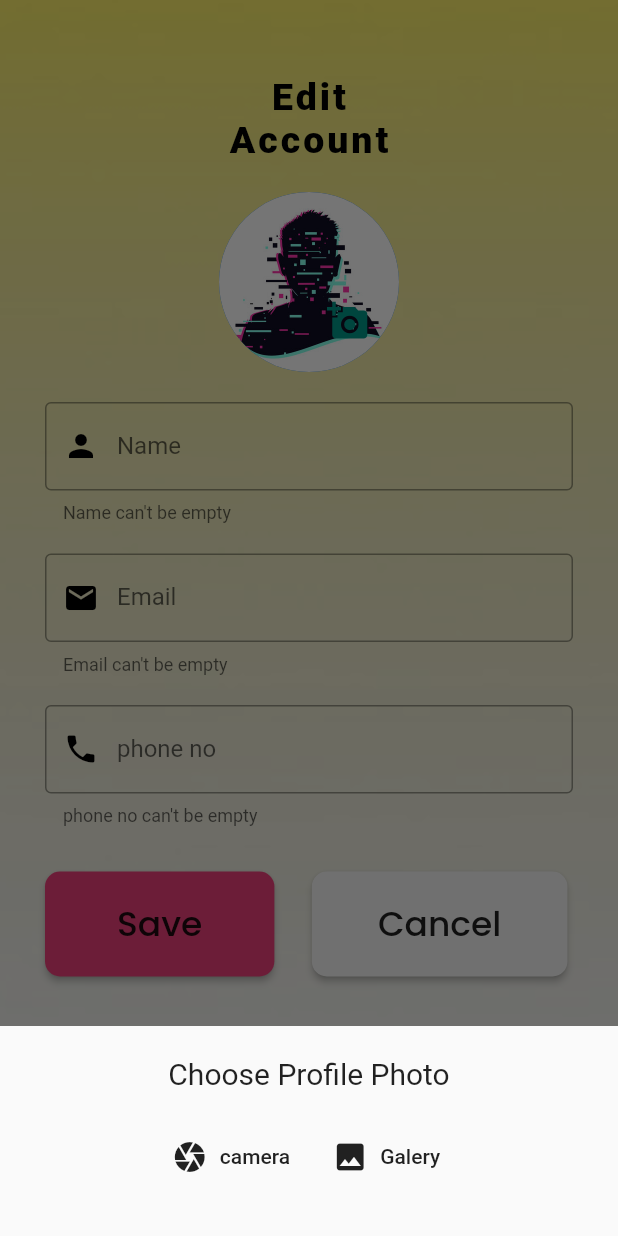
After one commit to Project-Airway/Flutter-Airway, a Flutter app: the Editprofile screen opened directly, after a tap on the "add a photo" icon, on a phone screen of 412 x 824 dp. The commit adds this screen. Run offline on Flutter 3.47's test engine with Material 2 defaults, Android fonts, the phone set to English and light mode, and no system bars; our stand-ins replace concentric_transition, image_picker.

Commit message:
Added Image in Onboard2 and Added Edit_profile page

```diff
--- /dev/null
+++ b/lib/Pages/Edit_profile.dart
@@ -0,0 +1,274 @@
+import 'dart:io';
+import 'package:flutter/cupertino.dart';
+import 'package:flutter/material.dart';
+import 'package:image_picker/image_picker.dart';
+void main()=>runApp(MaterialApp(
+    home:Editprofile()
+));
+class Editprofile extends StatefulWidget {
+
+  @override
+  _EditprofileState createState() => _EditprofileState();
+}
+
+class _EditprofileState extends State<Editprofile> {
+  late PickedFile _imageFile;
+  final ImagePicker _picker = ImagePicker();
+  @override
+  Widget build(BuildContext context) {
+    return Scaffold(
+      resizeToAvoidBottomInset: false,
+      body:Container(
+        decoration: BoxDecoration(
+          image: DecorationImage(
+            image:AssetImage('assets/6.jpeg') ,
+            fit:BoxFit.cover,
+          ),
+        ),
+
+        padding:EdgeInsets.symmetric(horizontal: 30,vertical: 30),
+        child: Column(
+            crossAxisAlignment: CrossAxisAlignment.center,
+            children: [
+              SizedBox(height: 20.0,),
+              Text(
+                'Edit',
+                style: TextStyle(
+                  fontSize: 25.0,
+                  fontWeight: FontWeight.w900,
+                  color:Colors.black,
+                  letterSpacing: 2.0,
+                ),
+              ),
+              Text(
+                'Account',
+                style: TextStyle(
+                  fontSize: 25.0,
+                  fontWeight: FontWeight.w900,
+                  color:Colors.black,
+                  letterSpacing: 2.0,
+                ),
+              ),
+              SizedBox(height: 20,),
+              imageProfile(),
+              SizedBox(height: 20,),
+              nameTextField(),
+              SizedBox(height: 20),
+              EmailTextField(),
+              SizedBox(height: 20),
+              phonenoTextField(),
+              SizedBox(height:30),
+              Row(
+                children: [
+                  SizedBox(height: 20.0,),
+                  Column(
+                    crossAxisAlignment: CrossAxisAlignment.start,
+                    children: [
+                      RaisedButton(
+                        child: Padding(
+                          padding: const EdgeInsets.fromLTRB(32,18,32,18),
+                          child: Text('Save',
+                            style: TextStyle(
+                              fontSize: 23,
+                              fontFamily: 'poppins',
+                              fontWeight: FontWeight.w500,
+                            ),
+                            textAlign: TextAlign.center,),
+                        ),
+                        color:Colors.pink[400],
+
+                        onPressed: () {
+
+                        },
+                        shape: RoundedRectangleBorder(
+                            borderRadius: BorderRadius.circular(10)),
+                      )
+                    ],
+                  ),
+                  Row(
+                    crossAxisAlignment: CrossAxisAlignment.start,
+                    children: [
+                      SizedBox(width:25.0,),
+                      RaisedButton(
+                        child: Padding(
+                          padding: const EdgeInsets.fromLTRB(28,18,28,18),
+                          child: Text('Cancel',
+                            style: TextStyle(
+                              fontSize: 23,
+                              fontFamily: 'poppins',
+                              fontWeight: FontWeight.w500,
+                            ),
+                            textAlign: TextAlign.center,),
+                        ),
+                        color:Colors.grey[100],
+
+                        onPressed: () {
+
+                        },
+                        shape: RoundedRectangleBorder(
+                            borderRadius: BorderRadius.circular(10)),
+                      )
+                    ],
+                  ),
+                ],
+              ),
+            ]
+        ),
+      ),
+    );
+  }
+  Widget imageProfile(){
+    return Center(
+      child: Stack(
+        children: [
+          CircleAvatar(
+              radius: 60.0,
+              backgroundImage:AssetImage('assets/123.jpg')
+            //backgroundImage:_imageFile==null?
+            //AssetImage('assets/123.jpg'):
+            //FileImage(File(_imageFile.path))
+          ),
+          Positioned(
+            bottom: 20.0,
+            right: 20.0,
+            child: InkWell(
+              onTap: (){
+                showModalBottomSheet(
+                  context: context,
+                  builder:((builder)=>bottomSheet()),
+                );
+              },
+              child:Icon(
+                Icons.add_a_photo,
+                color: Colors.teal,
+                size: 28.0,
+              ),
+            ),
+          ),
+        ],
+      ),
+    );
+  }
+  Widget bottomSheet(){
+    return Container(
+      height: 100.0,
+      width: MediaQuery.of(context).size.width,
+      margin: EdgeInsets.symmetric(
+        horizontal: 20,
+        vertical: 20,
+      ),
+      child: Column(
+        children: [
+          Text(
+            "Choose Profile Photo",
+            style:TextStyle(
+              fontSize: 20.0,
+            ),
+          ),
+          SizedBox(
+            height: 20.0,
+          ),
+          Row(
+            mainAxisAlignment: MainAxisAlignment.center,
+            children: [
+              FlatButton.icon(
+                  onPressed:(){
+                    takephoto(ImageSource.camera);
+                  } ,
+                  icon:Icon(Icons.camera) ,
+                  label: Text('camera')
+              ),
+              FlatButton.icon(
+                  onPressed:(){
+                    takephoto(ImageSource.gallery);
+                  } ,
+                  icon:Icon(Icons.image) ,
+                  label: Text('Galery')
+              ),
+            ],
+          ),
+        ],
+      ),
+    );
+  }
+  void takephoto(ImageSource source) async {
+    final pickedFile = await _picker.getImage(
+      source:source,
+    );
+    setState(() {
+      _imageFile=pickedFile!;
+    });
+  }
+  Widget nameTextField()
+  {
+    return TextFormField(
+      decoration:InputDecoration(
+        border: OutlineInputBorder(
+          borderSide: BorderSide(
+            color:Colors.teal,
+          ),
+        ),
+        focusedBorder: OutlineInputBorder(
+            borderSide: BorderSide(
+              color:Colors.orange,
+              width: 2,
+            )),
+        prefixIcon: Icon(
+          Icons.person,
+          color:Colors.black,
+        ),
+        labelText: "Name",
+        helperText: "Name can't be empty",
+        hintText:"Name",
+      ),
+    );
+  }
+  Widget EmailTextField()
+  {
+    return TextFormField(
+      decoration:InputDecoration(
+        border: OutlineInputBorder(
+          borderSide: BorderSide(
+            color:Colors.teal,
+          ),
+        ),
+        focusedBorder: OutlineInputBorder(
+            borderSide: BorderSide(
+              color:Colors.orange,
+              width: 2,
+            )),
+        prefixIcon: Icon(
+          Icons.email,
+          color:Colors.black,
+        ),
+        labelText: "Email",
+        helperText: "Email can't be empty",
+        hintText:"Email",
+      ),
+    );
+  }
+  Widget phonenoTextField()
+  {
+    return TextFormField(
+      decoration:InputDecoration(
+        border: OutlineInputBorder(
+          borderSide: BorderSide(
+            color:Colors.teal,
+          ),
+        ),
+        focusedBorder: OutlineInputBorder(
+            borderSide: BorderSide(
+              color:Colors.orange,
+              width: 2,
+            )),
+        prefixIcon: Icon(
+          Icons.phone,
+          color:Colors.black,
+        ),
+        labelText: "phone no",
+        helperText: "phone no can't be empty",
+        hintText:"phone no",
+      ),
+    );
+  }
+}
--- a/lib/Pages/User_onboard1.dart
+++ b/lib/Pages/User_onboard1.dart
@@ -9,6 +9,7 @@ class user_onboard1 extends StatelessWidget {
   Widget build(BuildContext context) {
     return SafeArea(
         child: Scaffold(
+          resizeToAvoidBottomInset: false,
           body: Container(
             decoration: new BoxDecoration(
               color: Color.fromRGBO(245, 209, 0, 1),
--- a/lib/Pages/User_onboard2.dart
+++ b/lib/Pages/User_onboard2.dart
@@ -9,25 +9,27 @@ class user_onboard2 extends StatelessWidget {
   Widget build(BuildContext context) {
     return SafeArea(
       child: Scaffold(
+        resizeToAvoidBottomInset: false,
         body: Container(
           decoration: new BoxDecoration(
             color: Color.fromRGBO(245, 209, 0, 1),
           ),
           child: Column(
             children: [
-              SizedBox(height: 30),
+              SizedBox(height: 20),
               Row(
                 crossAxisAlignment: CrossAxisAlignment.start,
                 children: [
                   SizedBox(width: 30),
                   Image.asset('assets/logo.png'),
-                  SizedBox(width: 10),
+                  //SizedBox(width: 10),
+                  Image.asset('assets/img1.png',cacheHeight: 330,cacheWidth:270 ,),
                   // ClipRect(
                   //   child: Image.asset('assets/user_img1.png'),
                   // )
                 ],
               ),
-              SizedBox(height: 70),
+              //SizedBox(height: 10),
 
               Row(
                 mainAxisAlignment: MainAxisAlignment.center,
--- a/lib/Pages/User_onboard3.dart
+++ b/lib/Pages/User_onboard3.dart
@@ -33,7 +33,7 @@ class user_onboard3 extends StatelessWidget {
     return Padding(
       padding: const EdgeInsets.fromLTRB(40.0,20,40,0),
       child: TextFormField(
-        decoration: InputDecoration(labelText: 'Name',
+        decoration: InputDecoration(labelText: 'Email',
           border: OutlineInputBorder(),
           fillColor: Color.fromRGBO(255, 248, 208, 1),
           filled: true,
@@ -54,7 +54,7 @@ class user_onboard3 extends StatelessWidget {
     return Padding(
       padding: const EdgeInsets.fromLTRB(40.0,20,40,0),
       child: TextFormField(
-        decoration: InputDecoration(labelText: 'Name',
+        decoration: InputDecoration(labelText: 'Phone no',
           border: OutlineInputBorder(),
           fillColor: Color.fromRGBO(255, 248, 208, 1),
           filled: true,
@@ -76,6 +76,7 @@ class user_onboard3 extends StatelessWidget {
   Widget build(BuildContext context) {
     return SafeArea(
       child: Scaffold(
+        resizeToAvoidBottomInset: false,
         body: Container(
           decoration: new BoxDecoration(
             color: Color.fromRGBO(245, 209, 0, 1),
--- a/pubspec.yaml
+++ b/pubspec.yaml
@@ -35,6 +35,7 @@ dependencies:
   # The following adds the Cupertino Icons font to your application.
   # Use with the CupertinoIcons class for iOS style icons.
   cupertino_icons: ^1.0.2
+  image_picker: ^0.8.4+4
 
 dev_dependencies:
   flutter_test:
@@ -67,6 +68,10 @@ flutter:
     - assets/user_block3.png
     - assets/Btn.png
     - assets/Vector.png
+    - assets/5.png
+    - assets/img1.png
+    - assets/6.jpeg
+    - assets/123.jpg
 
   # An image asset can refer to one or more resolution-specific "variants", see
   # https://flutter.dev/assets-and-images/#resolution-aware.
```
Also changed, not shown: assets/123.jpg (added), assets/5.png (added), assets/6.jpeg (added), assets/img1.png (added), pubspec.lock.
